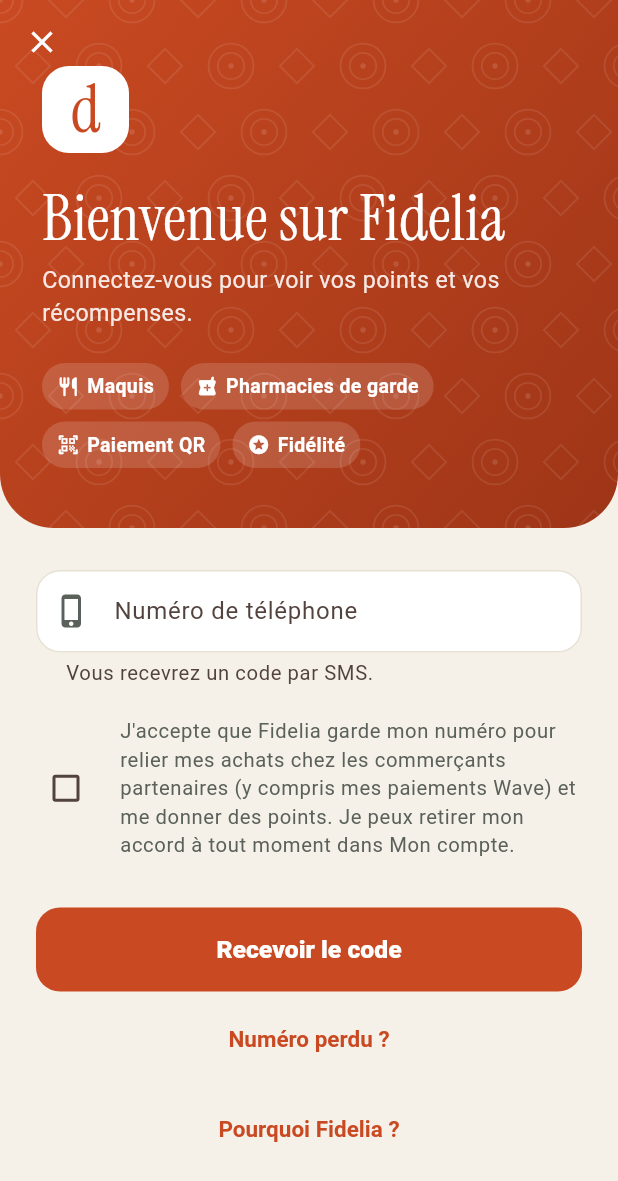
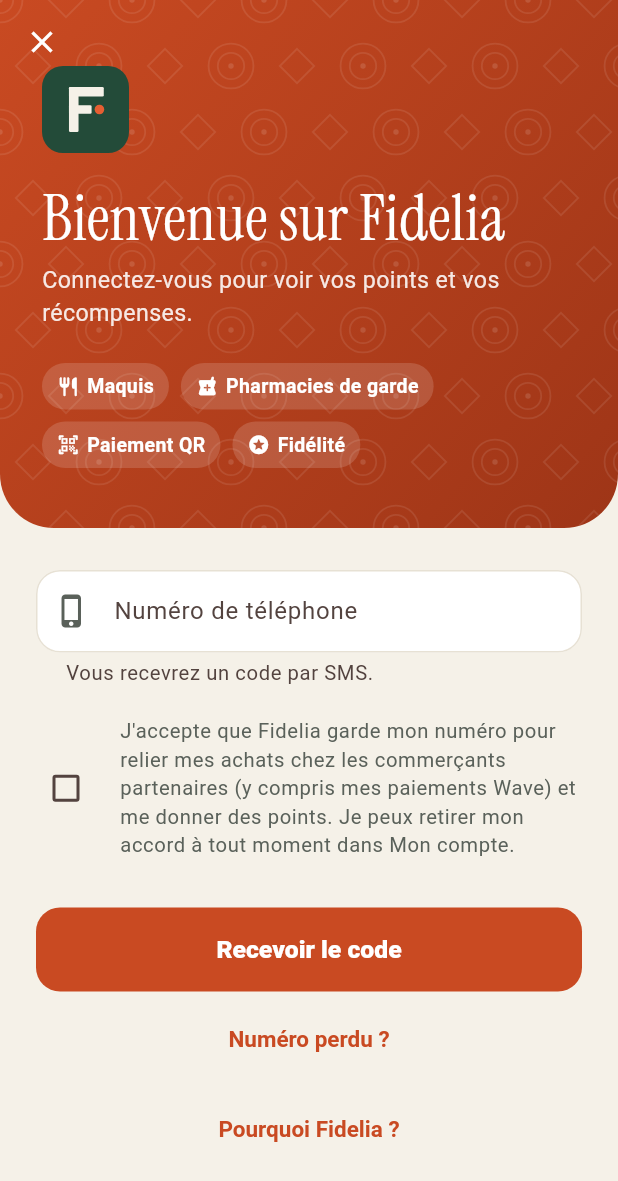
Before and after one commit to giss1408/djassa-App-user, a Flutter app: the screen it shows after launch, after a tap on "MES POINTS FIDÉLITÉ", on a phone screen of 412 x 824 dp. Shown: the top 1181 px of the screen. Run offline on Flutter 3.47's test engine with Material 3 defaults, Android fonts, the phone set to English and light mode, and no system bars; our stand-ins replace flutter_riverpod, flutter_secure_storage, video_player; missing offline and left inert: mobile_scanner; network calls fail.

Commit message:
Replace the leftover Djassa "d" with the Fidelia mark
The sign-in header still drew the letter "d", and the account badge fell
back to "D" when the account has no name. A new FideliaMark widget draws the
logo's F with its orange point on the green tile, and the badge falls back
to "F".

Co-Authored-By: Claude Opus 5.5 <noreply@anthropic.com>

```diff
--- a/lib/features/home_tab.dart
+++ b/lib/features/home_tab.dart
@@ -117,7 +117,7 @@ class _HomeTabState extends ConsumerState<HomeTab> {
                           ],
                         ),
                       ),
-                      _AccountMenu(initial: name?[0] ?? 'D'),
+                      _AccountMenu(initial: name?[0] ?? 'F'),
                     ],
                   ),
                 ),
--- a/lib/features/sign_in_screen.dart
+++ b/lib/features/sign_in_screen.dart
@@ -43,13 +43,7 @@ class SignInScreen extends ConsumerWidget {
             child: Column(
               crossAxisAlignment: CrossAxisAlignment.start,
               children: [
-                Container(
-                  width: 58,
-                  height: 58,
-                  decoration: BoxDecoration(color: Colors.white, borderRadius: BorderRadius.circular(18)),
-                  alignment: Alignment.center,
-                  child: Text('d', style: serifStyle(44, color: FideliaColors.orangeDeep, height: 0.9)),
-                ),
+                const FideliaMark(size: 58),
                 const SizedBox(height: 22),
                 Text(Strings.signInTitle, style: serifStyle(42, color: Colors.white)),
                 const SizedBox(height: 8),
--- a/lib/ui/widgets.dart
+++ b/lib/ui/widgets.dart
@@ -1114,3 +1114,47 @@ class _SponsoredPill extends StatelessWidget {
     );
   }
 }
+
+
+/// The Fidelia mark: the logo's geometric F, whose middle bar ends in an
+/// orange point (fidelia-brand/make_logo.py, drawn on its 100 grid). With
+/// [tile] it sits on the brand-green rounded square, as on the app icon.
+class FideliaMark extends StatelessWidget {
+  const FideliaMark({super.key, this.size = 58, this.tile = true});
+
+  final double size;
+  final bool tile;
+
+  @override
+  Widget build(BuildContext context) =>
+      SizedBox.square(dimension: size, child: CustomPaint(painter: _FideliaMarkPainter(tile: tile)));
+}
+
+class _FideliaMarkPainter extends CustomPainter {
+  const _FideliaMarkPainter({required this.tile});
+
+  final bool tile;
+
+  @override
+  void paint(Canvas canvas, Size size) {
+    canvas.scale(size.width / 100);
+    if (tile) {
+      canvas.drawRRect(
+        RRect.fromRectAndRadius(const Rect.fromLTWH(0, 0, 100, 100), const Radius.circular(24)),
+        Paint()..color = FideliaColors.green,
+      );
+    }
+    final letter = Paint()..color = tile ? FideliaColors.paper : FideliaColors.green;
+    for (final bar in const [
+      Rect.fromLTWH(31, 24, 11, 52),
+      Rect.fromLTWH(31, 24, 40, 11),
+      Rect.fromLTWH(31, 45, 26, 10),
+    ]) {
+      canvas.drawRRect(RRect.fromRectAndRadius(bar, const Radius.circular(1.5)), letter);
+    }
+    canvas.drawCircle(const Offset(66, 50), 5.5, Paint()..color = FideliaColors.orange);
+  }
+
+  @override
+  bool shouldRepaint(_FideliaMarkPainter oldDelegate) => oldDelegate.tile != tile;
+}
```
